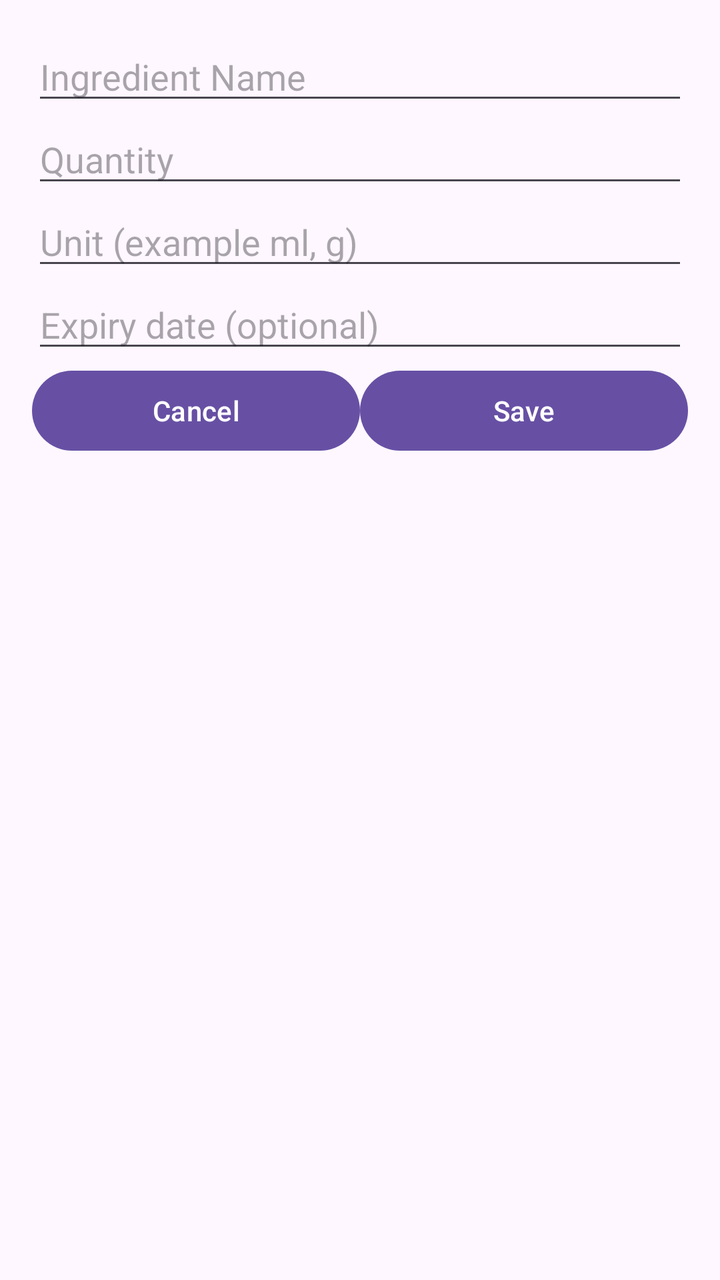
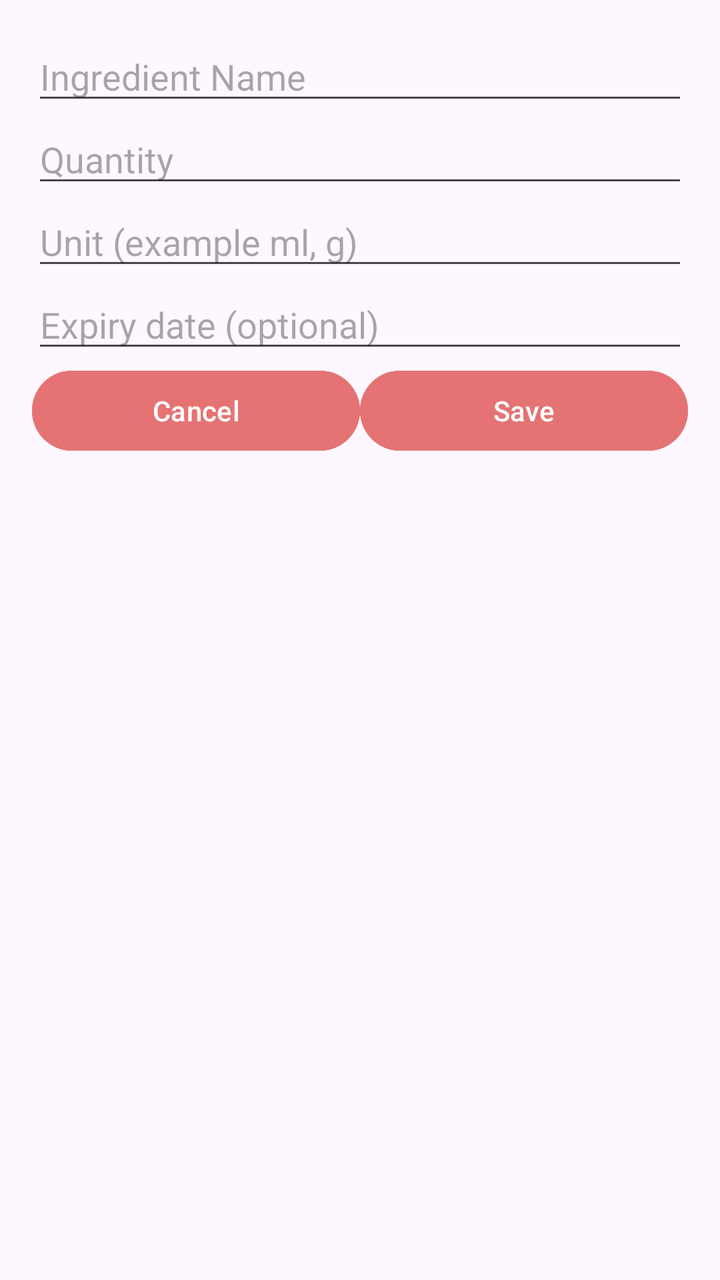

Two renders of the same Android screen: before a commit and after it. Below are the layout's source before the change and the commit's diff.
<!-- AndroidManifest.xml: application theme Theme.SmartPantryManager -->
<!-- res/layout/activity_add_edit_ingredient.xml -->
<?xml version="1.0" encoding="utf-8"?>
<androidx.constraintlayout.widget.ConstraintLayout
    xmlns:android="http://schemas.android.com/apk/res/android"
    xmlns:app="http://schemas.android.com/apk/res-auto"
    android:layout_width="match_parent"
    android:layout_height="match_parent"
    android:padding="16dp"
    android:fitsSystemWindows="true">

    <EditText
        android:layout_width="0dp"
        android:layout_height="wrap_content"
        android:id="@+id/etName"
        android:hint="Ingredient Name"
        android:inputType="text"
        app:layout_constraintTop_toTopOf="parent"
        app:layout_constraintStart_toStartOf="parent"
        app:layout_constraintEnd_toEndOf="parent"/>

    <EditText
        android:layout_width="0dp"
        android:layout_height="wrap_content"
        android:id="@+id/etQuantity"
        android:hint="Quantity"
        android:inputType="numberDecimal"
        app:layout_constraintTop_toBottomOf="@id/etName"
        app:layout_constraintStart_toStartOf="parent"
        app:layout_constraintEnd_toEndOf="parent"/>

    <EditText
        android:id="@+id/etUnit"
        android:layout_width="0dp"
        android:layout_height="wrap_content"
        android:hint="Unit (example ml, g)"
        android:inputType="text"
        app:layout_constraintTop_toBottomOf="@id/etQuantity"
        app:layout_constraintStart_toStartOf="parent"
        app:layout_constraintEnd_toEndOf="parent" />

    <EditText
        android:id="@+id/etExpiry"
        android:layout_width="0dp"
        android:layout_height="wrap_content"
        android:hint="Expiry date (optional)"
        android:focusable="false"
        android:clickable="true"
        app:layout_constraintTop_toBottomOf="@id/etUnit"
        app:layout_constraintStart_toStartOf="parent"
        app:layout_constraintEnd_toEndOf="parent" />

    <LinearLayout
        android:id="@+id/buttonRow"
        android:layout_width="0dp"
        android:layout_height="wrap_content"
        android:orientation="horizontal"
        app:layout_constraintTop_toBottomOf="@id/etExpiry"
        app:layout_constraintStart_toStartOf="parent"
        app:layout_constraintEnd_toEndOf="parent">

        <Button
            android:id="@+id/btnCancel"
            android:layout_width="0dp"
            android:layout_height="wrap_content"
            android:layout_weight="1"
            android:text="Cancel" />

        <Button
            android:id="@+id/btnSave"
            android:layout_width="0dp"
            android:layout_height="wrap_content"
            android:layout_weight="1"
            android:text="Save" />

    </LinearLayout>


</androidx.constraintlayout.widget.ConstraintLayout>
<!-- resources referenced by this layout -->
<resources>
  <style name="Theme.SmartPantryManager" parent="Base.Theme.SmartPantryManager" />
  <style name="Base.Theme.SmartPantryManager" parent="Theme.Material3.DayNight.NoActionBar">
          
          
      </style>
</resources>

<!-- the commit's change to res/layout/activity_add_edit_ingredient.xml (unified diff, before → after) -->
@@ -62,13 +62,17 @@
             android:layout_width="0dp"
             android:layout_height="wrap_content"
             android:layout_weight="1"
-            android:text="Cancel" />
+            android:text="Cancel"
+            android:backgroundTint="@color/button_red"
+            android:textColor="@color/white"/>
 
         <Button
             android:id="@+id/btnSave"
             android:layout_width="0dp"
             android:layout_height="wrap_content"
             android:layout_weight="1"
+            android:backgroundTint="@color/button_red"
+            android:textColor="@color/white"
             android:text="Save" />
 
     </LinearLayout>
<!-- resource entries referenced after the edit -->
@@ -1,5 +1,7 @@
 <!-- resources referenced by this layout -->
 <resources>
+  <color name="button_red">#E57373</color>
+  <color name="white">#FFFFFFFF</color>
   <style name="Theme.SmartPantryManager" parent="Base.Theme.SmartPantryManager" />
   <style name="Base.Theme.SmartPantryManager" parent="Theme.Material3.DayNight.NoActionBar">
           
